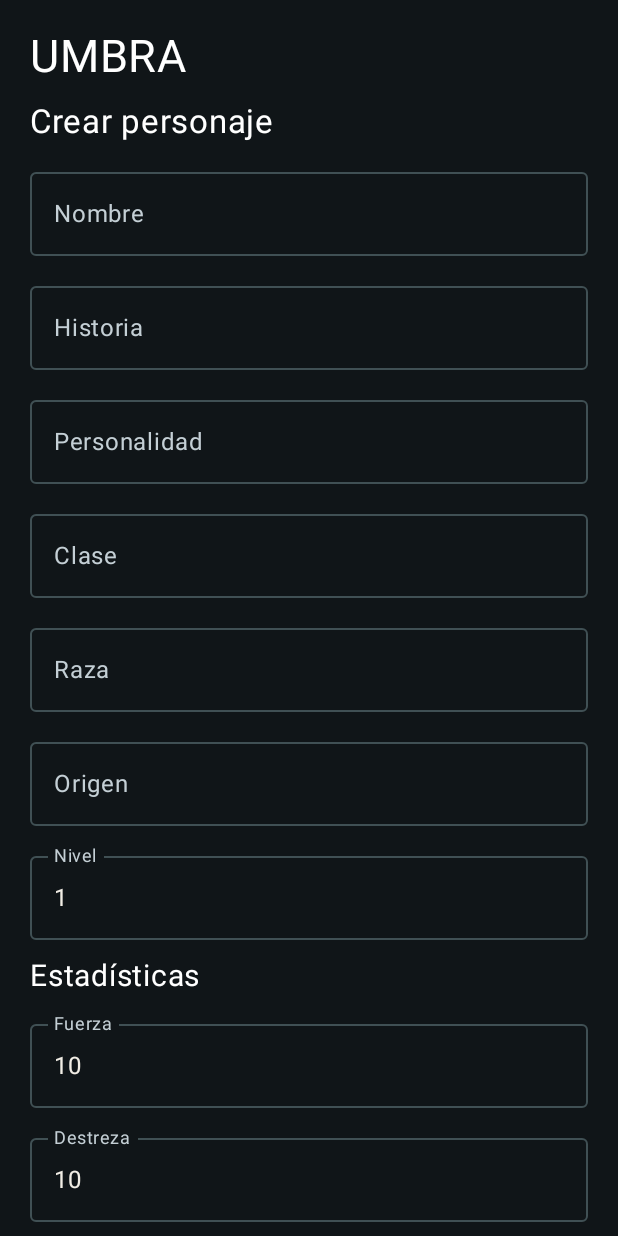
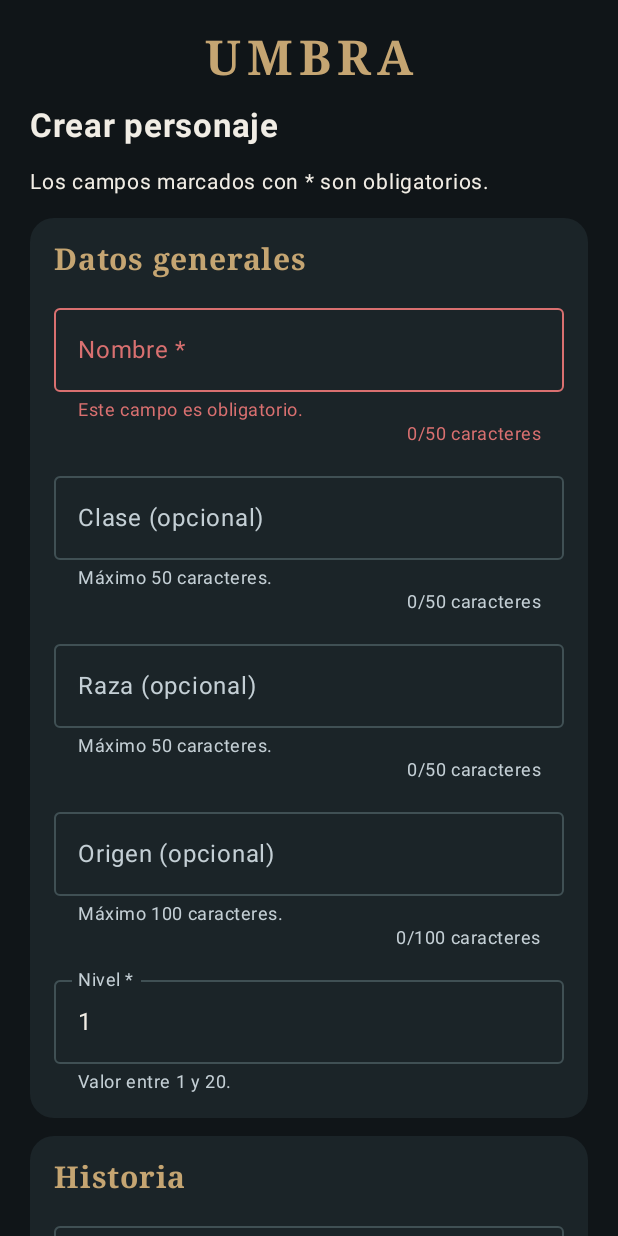
Before and after one commit to Ixf2/UMBRAAndroid, an Android app built with Jetpack Compose: the PersonajeActivity screen opened directly, with no data from a screen before it, on a phone screen of 412 x 824 dp. Run offline under Robolectric (Android 15) with nearby library versions, the phone set to English and light mode, and no system bars.

Commit message:
jetPack terminado

```diff
--- a/app/src/main/java/com/example/umbra/activities/PersonajeActivity.kt
+++ b/app/src/main/java/com/example/umbra/activities/PersonajeActivity.kt
@@ -1,7 +1,5 @@
-
 package com.example.umbra.activities
 
-import com.example.umbra.ui.theme.UmbraTheme
 import android.app.Activity
 import android.os.Bundle
 import androidx.activity.ComponentActivity
@@ -22,6 +20,18 @@ import androidx.compose.material3.OutlinedTextField
 import androidx.compose.material3.Switch
 import androidx.compose.material3.Text
 import androidx.compose.material3.TextButton
+import androidx.compose.material3.Card
+import androidx.compose.material3.CardDefaults
+import androidx.compose.material3.CircularProgressIndicator
+import androidx.compose.foundation.layout.ColumnScope
+import androidx.compose.foundation.layout.heightIn
+import androidx.compose.foundation.layout.safeDrawingPadding
+import androidx.compose.foundation.layout.imePadding
+import androidx.compose.foundation.shape.RoundedCornerShape
+import androidx.compose.ui.text.font.FontFamily
+import androidx.compose.ui.text.font.FontWeight
+import androidx.compose.ui.text.style.TextAlign
+import com.example.umbra.ui.theme.UmbraTheme
 import androidx.compose.runtime.Composable
 import androidx.compose.runtime.LaunchedEffect
 import androidx.compose.runtime.collectAsState
@@ -31,11 +41,13 @@ import androidx.compose.runtime.saveable.rememberSaveable
 import androidx.compose.runtime.setValue
 import androidx.compose.ui.Alignment
 import androidx.compose.ui.Modifier
-import androidx.compose.ui.graphics.Color
 import androidx.compose.ui.text.input.KeyboardType
 import androidx.compose.ui.unit.dp
 import androidx.compose.ui.unit.sp
 import androidx.lifecycle.ViewModelProvider
+import com.example.umbra.R
+import androidx.compose.ui.res.stringResource
+import androidx.compose.ui.focus.onFocusChanged
 import com.example.umbra.models.Personaje
 import com.example.umbra.models.PersonajeRequest
 import com.example.umbra.viewmodel.FormularioPersonajeViewModel
@@ -77,14 +89,19 @@ class PersonajeActivity : ComponentActivity() {
                         Column(
                             modifier = Modifier
                                 .fillMaxSize()
-                                .background(Color(0xFF101518))
+                                .safeDrawingPadding()
+                                .background(MaterialTheme.colorScheme.background)
                                 .padding(20.dp),
                             verticalArrangement = Arrangement.Center,
                             horizontalAlignment = Alignment.CenterHorizontally
                         ) {
+                            CircularProgressIndicator(
+                                color = MaterialTheme.colorScheme.primary
+                            )
                             Text(
+                                modifier = Modifier.padding(top = 16.dp),
                                 text = "Cargando personaje...",
-                                color = Color.White
+                                color = MaterialTheme.colorScheme.onBackground
                             )
                         }
                     }
@@ -93,7 +110,8 @@ class PersonajeActivity : ComponentActivity() {
                         Column(
                             modifier = Modifier
                                 .fillMaxSize()
-                                .background(Color(0xFF101518))
+                                .safeDrawingPadding()
+                                .background(MaterialTheme.colorScheme.background)
                                 .padding(20.dp),
                             verticalArrangement = Arrangement.Center,
                             horizontalAlignment = Alignment.CenterHorizontally
@@ -102,7 +120,7 @@ class PersonajeActivity : ComponentActivity() {
                                 text = mensaje.ifBlank {
                                     "No se puede cargar el personaje"
                                 },
-                                color = Color.White
+                                color = MaterialTheme.colorScheme.onBackground
                             )
 
                             TextButton(
@@ -204,14 +222,21 @@ fun FormularioPersonaje(
         )
     }
 
-    var errorFormulario by rememberSaveable {
-        mutableStateOf("")
+    var intentoGuardar by rememberSaveable { mutableStateOf(false) }
+
+    val formularioValido = nombre.isNotBlank() && nombre.length <= 50 &&
+        historia.isNotBlank() && personalidad.isNotBlank() &&
+        clase.length <= 50 && raza.length <= 50 && origen.length <= 100 &&
+        listOf(nivel, fuerza, destreza, inteligencia, carisma).all {
+            it.toIntOrNull()?.let { numero -> numero in 1..20 } == true
         }
 
     Column(
         modifier = Modifier
             .fillMaxSize()
-            .background(Color(0xFF101518))
+            .background(MaterialTheme.colorScheme.background)
+            .safeDrawingPadding()
+            .imePadding()
             .verticalScroll(rememberScrollState())
             .padding(20.dp),
         verticalArrangement = Arrangement.spacedBy(12.dp)
@@ -219,8 +244,13 @@ fun FormularioPersonaje(
 
         Text(
             text = "UMBRA",
-            fontSize = 30.sp,
-            color = Color.White
+            fontSize = 32.sp,
+            fontFamily = FontFamily.Serif,
+            fontWeight = FontWeight.Bold,
+            letterSpacing = 4.sp,
+            textAlign = TextAlign.Center,
+            modifier = Modifier.fillMaxWidth(),
+            color = MaterialTheme.colorScheme.primary
         )
 
         Text(
@@ -230,102 +260,60 @@ fun FormularioPersonaje(
                 "Editar personaje"
             },
             fontSize = 22.sp,
-            color = Color.White
+            fontWeight = FontWeight.Bold,
+            color = MaterialTheme.colorScheme.onBackground
         )
 
-        CampoTexto(
-            "Nombre",
-            nombre,
-            { nombre = it },
-            50
+        Text(
+            text = stringResource(R.string.umbra_campos_obligatorios),
+            color = MaterialTheme.colorScheme.onBackground,
+            fontSize = 14.sp
         )
 
-        CampoTexto(
-            "Historia",
-            historia,
-            { historia = it }
-        )
-
-        CampoTexto(
-            "Personalidad",
-            personalidad,
-            { personalidad = it }
-        )
-
-        CampoTexto(
-            "Clase",
-            clase,
-            { clase = it },
-            50
-        )
-
-        CampoTexto(
-            "Raza",
-            raza,
-            { raza = it },
-            50
-        )
-
-        CampoTexto(
-            "Origen",
-            origen,
-            { origen = it },
-            100
-        )
-
-        CampoNumero("Nivel", nivel) {
-            nivel = it
+        SeccionUmbra("Datos generales") {
+            CampoTexto("Nombre", nombre, { nombre = it }, 50, !guardando, obligatorio = true, mostrarError = intentoGuardar)
+            CampoTexto("Clase", clase, { clase = it }, 50, !guardando, mostrarError = intentoGuardar)
+            CampoTexto("Raza", raza, { raza = it }, 50, !guardando, mostrarError = intentoGuardar)
+            CampoTexto("Origen", origen, { origen = it }, 100, !guardando, mostrarError = intentoGuardar)
+            CampoNumero("Nivel", nivel, !guardando, intentoGuardar) { nivel = it }
         }
 
-        Text(
-            text = "Estadísticas",
-            fontSize = 20.sp,
-            color = Color.White
-        )
-
-        CampoNumero("Fuerza", fuerza) {
-            fuerza = it
+        SeccionUmbra("Historia") {
+            CampoTexto("Historia", historia, { historia = it }, habilitado = !guardando, lineasMinimas = 3, obligatorio = true, mostrarError = intentoGuardar)
         }
 
-        CampoNumero("Destreza", destreza) {
-            destreza = it
+        SeccionUmbra("Personalidad") {
+            CampoTexto("Personalidad", personalidad, { personalidad = it }, habilitado = !guardando, lineasMinimas = 3, obligatorio = true, mostrarError = intentoGuardar)
         }
 
-        CampoNumero("Inteligencia", inteligencia) {
-            inteligencia = it
+        SeccionUmbra("Estadísticas") {
+            CampoNumero("Fuerza", fuerza, !guardando, intentoGuardar) { fuerza = it }
+            CampoNumero("Destreza", destreza, !guardando, intentoGuardar) { destreza = it }
+            CampoNumero("Inteligencia", inteligencia, !guardando, intentoGuardar) { inteligencia = it }
+            CampoNumero("Carisma", carisma, !guardando, intentoGuardar) { carisma = it }
         }
 
-        CampoNumero("Carisma", carisma) {
-            carisma = it
-        }
-
+        SeccionUmbra("Visibilidad") {
             Row(
                 modifier = Modifier.fillMaxWidth(),
                 verticalAlignment = Alignment.CenterVertically,
                 horizontalArrangement = Arrangement.SpaceBetween
             ) {
-
                 Text(
-                text = if (publico) {
-                    "Visibilidad: Público"
-                } else {
-                    "Visibilidad: Privado"
-                },
-                color = Color.White
+                    text = if (publico) "Público" else "Privado",
+                    color = MaterialTheme.colorScheme.onSurface
                 )
-
                 Switch(
                     checked = publico,
-                onCheckedChange = {
-                    publico = it
-                },
+                    onCheckedChange = { publico = it },
                     enabled = !guardando
                 )
             }
+        }
 
-        if (errorFormulario.isNotBlank()) {
+        if (intentoGuardar && !formularioValido) {
             Text(
-                text = errorFormulario,
+                text = stringResource(R.string.umbra_revisar_campos),
                 color = MaterialTheme.colorScheme.error
             )
         }
@@ -333,41 +321,16 @@ fun FormularioPersonaje(
         if (mensaje.isNotBlank()) {
             Text(
                 text = mensaje,
-                color = Color(0xFFC4CFD5)
+                color = MaterialTheme.colorScheme.onSurfaceVariant
             )
         }
 
         Button(
             onClick = {
 
-                val estadisticas = listOf(
-                    nivel.toIntOrNull(),
-                    fuerza.toIntOrNull(),
-                    destreza.toIntOrNull(),
-                    inteligencia.toIntOrNull(),
-                    carisma.toIntOrNull()
-                )
+                intentoGuardar = true
 
-                errorFormulario = when {
-
-                    nombre.isBlank() ->
-                        "Introduce el nombre del personaje"
-
-                    historia.isBlank() ->
-                        "Introduce una historia"
-
-                    personalidad.isBlank() ->
-                        "Introduce la personalidad"
-
-                    estadisticas.any {
-                        it == null || it !in 1..20
-                    } ->
-                        "El nivel y las estadísticas deben estar entre 1 y 20"
-
-                    else -> ""
-                }
-
-                if (errorFormulario.isEmpty()) {
+                if (formularioValido) {
 
                     onGuardar(
                         PersonajeRequest(
@@ -401,7 +364,7 @@ fun FormularioPersonaje(
                 }
             },
             enabled = !guardando,
-            modifier = Modifier.fillMaxWidth()
+            modifier = Modifier.fillMaxWidth().heightIn(min = 56.dp)
         ) {
 
             Text(
@@ -433,20 +396,56 @@ fun CampoTexto(
     etiqueta: String,
     valor: String,
     onCambio: (String) -> Unit,
-    maxCaracteres: Int = Int.MAX_VALUE
+    maxCaracteres: Int = Int.MAX_VALUE,
+    habilitado: Boolean = true,
+    lineasMinimas: Int = 1,
+    obligatorio: Boolean = false,
+    mostrarError: Boolean = false
 ) {
+    var tuvoFoco by rememberSaveable { mutableStateOf(false) }
+    var enfocado by rememberSaveable { mutableStateOf(false) }
+    val limitado = maxCaracteres != Int.MAX_VALUE
+    val errorVacio = obligatorio && valor.isBlank() &&
+        (mostrarError || (tuvoFoco && !enfocado))
+    val errorMaximo = limitado && valor.length > maxCaracteres
 
     OutlinedTextField(
         value = valor,
-        onValueChange = {
-            if (it.length <= maxCaracteres) {
-                onCambio(it)
+        enabled = habilitado,
+        onValueChange = onCambio,
+        label = {
+            Text(stringResource(
+                if (obligatorio) R.string.umbra_etiqueta_obligatoria
+                else R.string.umbra_etiqueta_opcional,
+                etiqueta
+            ))
+        },
+        isError = errorVacio || errorMaximo,
+        supportingText = {
+            Column {
+                Text(
+                    when {
+                        errorVacio -> stringResource(R.string.umbra_error_obligatorio)
+                        errorMaximo -> stringResource(R.string.umbra_error_maximo, maxCaracteres)
+                        obligatorio && limitado -> stringResource(R.string.umbra_rango_texto, maxCaracteres)
+                        limitado -> stringResource(R.string.umbra_maximo_texto, maxCaracteres)
+                        obligatorio -> stringResource(R.string.umbra_minimo_texto)
+                        else -> stringResource(R.string.umbra_opcional)
+                    }
+                )
+                Text(
+                    text = if (limitado) stringResource(R.string.umbra_contador_limite, valor.length, maxCaracteres)
+                    else stringResource(R.string.umbra_contador, valor.length),
+                    modifier = Modifier.fillMaxWidth(),
+                    textAlign = TextAlign.End
+                )
             }
         },
-        label = {
-            Text(etiqueta)
-        },
-        modifier = Modifier.fillMaxWidth()
+        minLines = lineasMinimas,
+        modifier = Modifier.fillMaxWidth().onFocusChanged {
+            enfocado = it.isFocused
+            if (it.isFocused) tuvoFoco = true
+        }
     )
 }
 
@@ -454,22 +453,62 @@ fun CampoTexto(
 fun CampoNumero(
     etiqueta: String,
     valor: String,
+    habilitado: Boolean = true,
+    mostrarError: Boolean = false,
     onCambio: (String) -> Unit
 ) {
+    var tuvoFoco by rememberSaveable { mutableStateOf(false) }
+    var enfocado by rememberSaveable { mutableStateOf(false) }
+    val valido = valor.toIntOrNull()?.let { it in 1..20 } == true
+    val error = !valido && (mostrarError || valor.isNotEmpty() || (tuvoFoco && !enfocado))
 
     OutlinedTextField(
         value = valor,
+        enabled = habilitado,
         onValueChange = {
-            if (it.length <= 2 && it.all(Char::isDigit)) {
-                onCambio(it)
+            if (it.all { caracter -> caracter in '0'..'9' }) onCambio(it)
+        },
+        label = { Text(stringResource(R.string.umbra_etiqueta_obligatoria, etiqueta)) },
+        isError = error,
+        supportingText = {
+            Text(stringResource(if (error && valor.isBlank()) R.string.umbra_error_obligatorio
+            else if (error) R.string.umbra_error_numero
+            else R.string.umbra_rango_numero))
+        },
+        singleLine = true,
+        keyboardOptions = KeyboardOptions(keyboardType = KeyboardType.Number),
+        modifier = Modifier.fillMaxWidth().onFocusChanged {
+            enfocado = it.isFocused
+            if (it.isFocused) tuvoFoco = true
         }
-        },
-        label = {
-            Text(etiqueta)
-        },
-        keyboardOptions = KeyboardOptions(
-            keyboardType = KeyboardType.Number
-        ),
-        modifier = Modifier.fillMaxWidth()
     )
 }
+
+@Composable
+private fun SeccionUmbra(
+    titulo: String,
+    contenido: @Composable ColumnScope.() -> Unit
+) {
+    Card(
+        modifier = Modifier.fillMaxWidth(),
+        shape = RoundedCornerShape(16.dp),
+        colors = CardDefaults.cardColors(
+            containerColor = MaterialTheme.colorScheme.surface,
+            contentColor = MaterialTheme.colorScheme.onSurface
+        )
+    ) {
+        Column(
+            modifier = Modifier.padding(16.dp),
+            verticalArrangement = Arrangement.spacedBy(12.dp)
+        ) {
+            Text(
+                text = titulo,
+                fontSize = 20.sp,
+                fontFamily = FontFamily.Serif,
+                fontWeight = FontWeight.Bold,
+                color = MaterialTheme.colorScheme.primary
+            )
+            contenido()
+        }
+    }
+}
--- a/app/src/main/res/layout/activity_main.xml
+++ b/app/src/main/res/layout/activity_main.xml
@@ -1,4 +1,3 @@
-
 <?xml version="1.0" encoding="utf-8"?>
 <ScrollView xmlns:android="http://schemas.android.com/apk/res/android"
     android:layout_width="match_parent"
--- /dev/null
+++ b/app/src/main/res/values/umbra_validaciones.xml
@@ -0,0 +1,17 @@
+<?xml version="1.0" encoding="utf-8"?>
+<resources>
+    <string name="umbra_campos_obligatorios">Los campos marcados con * son obligatorios.</string>
+    <string name="umbra_etiqueta_obligatoria">%1$s *</string>
+    <string name="umbra_etiqueta_opcional">%1$s (opcional)</string>
+    <string name="umbra_error_obligatorio">Este campo es obligatorio.</string>
+    <string name="umbra_error_maximo">No puedes superar los %1$d caracteres.</string>
+    <string name="umbra_rango_texto">Entre 1 y %1$d caracteres. No solo espacios.</string>
+    <string name="umbra_maximo_texto">Máximo %1$d caracteres.</string>
+    <string name="umbra_minimo_texto">Mínimo 1 carácter distinto de un espacio.</string>
+    <string name="umbra_opcional">Campo opcional.</string>
+    <string name="umbra_contador_limite">%1$d/%2$d caracteres</string>
+    <string name="umbra_contador">%1$d caracteres</string>
+    <string name="umbra_rango_numero">Valor entre 1 y 20.</string>
+    <string name="umbra_error_numero">Introduce un número entero entre 1 y 20.</string>
+    <string name="umbra_revisar_campos">Revisa los campos marcados antes de guardar.</string>
+</resources>
```
Lines whose indentation alone changed are shown as unchanged.
